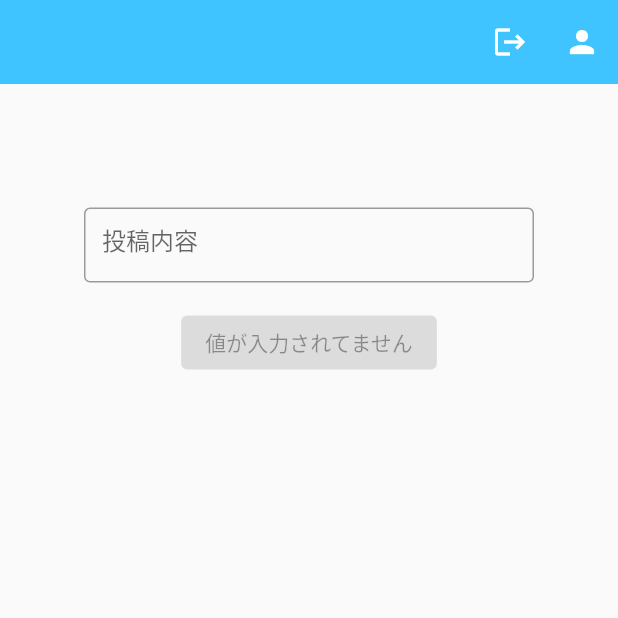
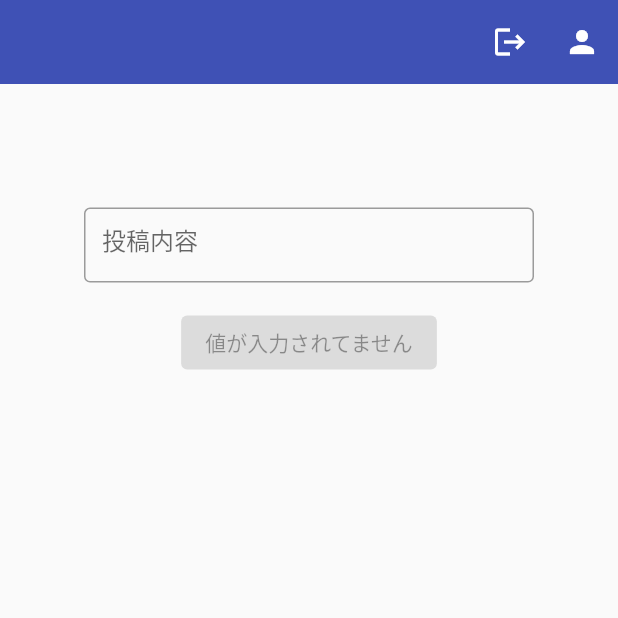
Before and after one commit to sakurakotubaki/MVVMTutorial, a Flutter app: the screen it shows once a user with an empty profile is signed in, on a phone screen of 412 x 824 dp, the top half of it. Run offline on Flutter 3.47's test engine with Material 2 defaults, Android fonts, the phone set to English and light mode, and no system bars; our stand-ins replace cloud_firestore, firebase_auth, firebase_core, flutter_riverpod, freezed_annotation, go_router; accounts and stored records are empty; generated files the repository leaves out were written again.

Commit message:
style: MyColorを適用

```diff
--- a/lib/main.dart
+++ b/lib/main.dart
@@ -1,6 +1,7 @@
 import 'package:firebase_core/firebase_core.dart';
 import 'package:flutter/material.dart';
 import 'package:flutter_riverpod/flutter_riverpod.dart';
+import 'package:mvvm_pattern/common/my_color.dart';
 import 'package:mvvm_pattern/common/router.dart';
 import 'package:mvvm_pattern/firebase_options.dart';
 
@@ -17,16 +18,16 @@ class MyApp extends ConsumerWidget {
   Widget build(BuildContext context, WidgetRef ref) {
     final router = ref.watch(goRouterProvider);
     return MaterialApp.router(
-      debugShowCheckedModeBanner: false,
-      routerConfig: router,
+        debugShowCheckedModeBanner: false,
+        routerConfig: router,
         title: 'Flutter Demo',
         theme: ThemeData(
           // テーマを使ってAppBar全体にスタイルを適用する.
           appBarTheme: const AppBarTheme(
-            backgroundColor: Colors.lightBlueAccent,
+            backgroundColor: MY_COLOR,// commonに好みの色を定数として定義しておく
             foregroundColor: Colors.white,
-            centerTitle: true,
-            elevation: 0,
+            centerTitle: true,// Androidの場合はAppBarのタイトルを中央に配置する
+            elevation: 0,// AppBarの影を消す
           ),
         ));
   }
```
